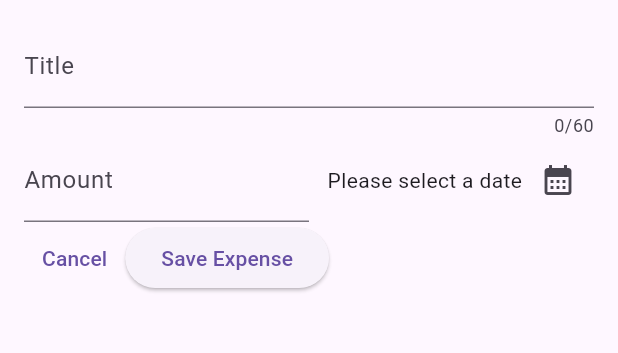
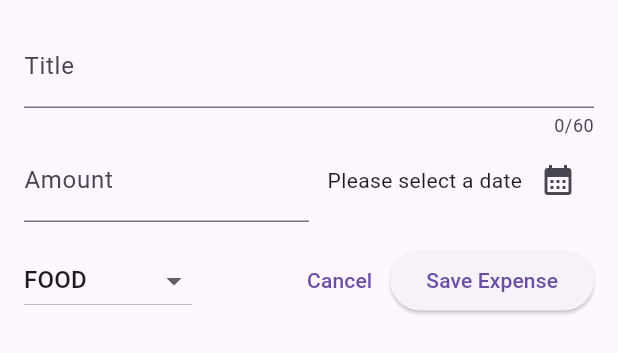
Before and after one commit to shardhayv/Maximilian-ExpenseTracker, a Flutter app: the NewExpense widget shown alone on an empty page, opened directly, on a phone screen of 412 x 824 dp. Shown: the top 353 px of the screen. Run offline on Flutter 3.47's test engine with Material 3 defaults, Android fonts, the phone set to English and light mode, and no system bars.

Commit message:
dropdownbutton added for categories

```diff
--- a/lib/new_expense.dart
+++ b/lib/new_expense.dart
@@ -12,6 +12,7 @@ class _NewExpenseState extends State<NewExpense> {
   final _titleController = TextEditingController();
   final _amountController = TextEditingController();
   DateTime? _selectedDate;
+  Category _selectedCategory = Category.food;
 
   void _presentDatePicker() async {
     final now = DateTime.now();
@@ -87,8 +88,33 @@ class _NewExpenseState extends State<NewExpense> {
               ),
             ],
           ),
+          const SizedBox(height: 15),
           Row(
             children: [
+              DropdownButton(
+                value: _selectedCategory,
+                items: Category.values
+                    .map(
+                      (category) => DropdownMenuItem(
+                        value: category,
+                        child: Text(
+                          category.name.toUpperCase(),
+                        ),
+                      ),
+                    )
+                    .toList(),
+                onChanged: (value) {
+                  setState(
+                    () {
+                      if (value == null) {
+                        return;
+                      }
+                      _selectedCategory = value;
+                    },
+                  );
+                },
+              ),
+              const Spacer(),
               TextButton(
                   onPressed: () {
                     Navigator.pop(context);
```
